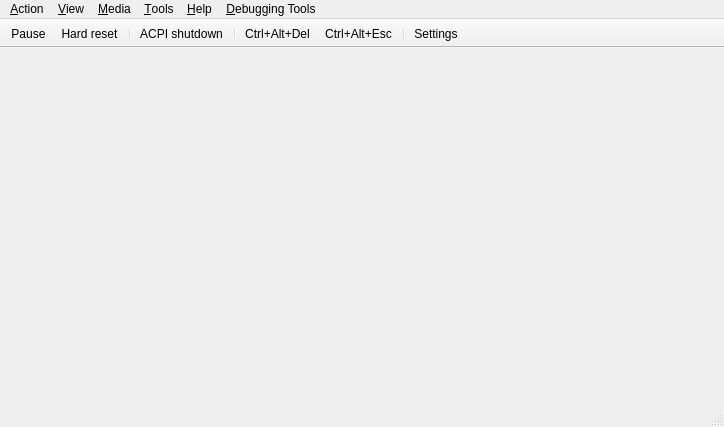
Old version of the form src/qt/qt_mainwindow.ui in the repository 86Box/86Box.
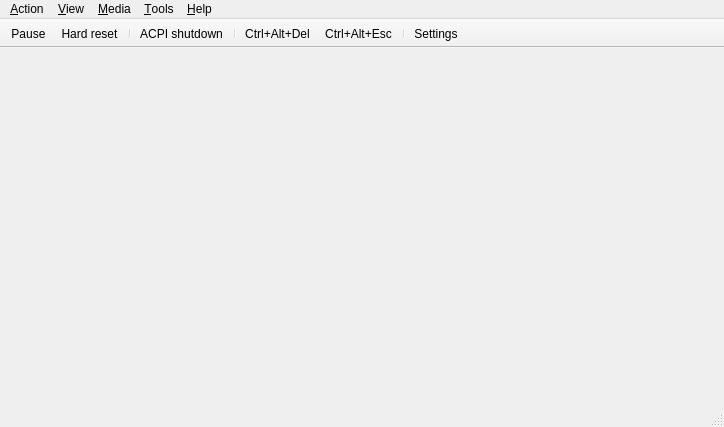
New version of the form. Icons and pictures are not drawn. Custom widgets are drawn as their Qt base class.

What changed in the file:
```diff
--- a/src/qt/qt_mainwindow.ui
+++ b/src/qt/qt_mainwindow.ui
@@ -251,19 +251,11 @@
     <addaction name="actionAbout_86Box"/>
     <addaction name="actionAbout_Qt"/>
    </widget>
-   <widget class="QMenu" name="menuDebug">
-    <property name="title">
-      <string>&amp;Debugging Tools</string>
-    </property>
-    <addaction name="actionDebug_GPUDebug_VRAM"/>
-    <addaction name="actionDebug_GPUDebug_VisualNv"/>
-   </widget>
    <addaction name="menuAction"/>
    <addaction name="menuView"/>
    <addaction name="menuMedia"/>
    <addaction name="menuTools"/>
    <addaction name="menuAbout"/>
-   <addaction name="menuDebug"/>
   </widget>
   <widget class="QStatusBar" name="statusbar"/>
   <widget class="QToolBar" name="toolBar">
```
Left out of the diff: 70 changed lines with no effect on the pictures.
